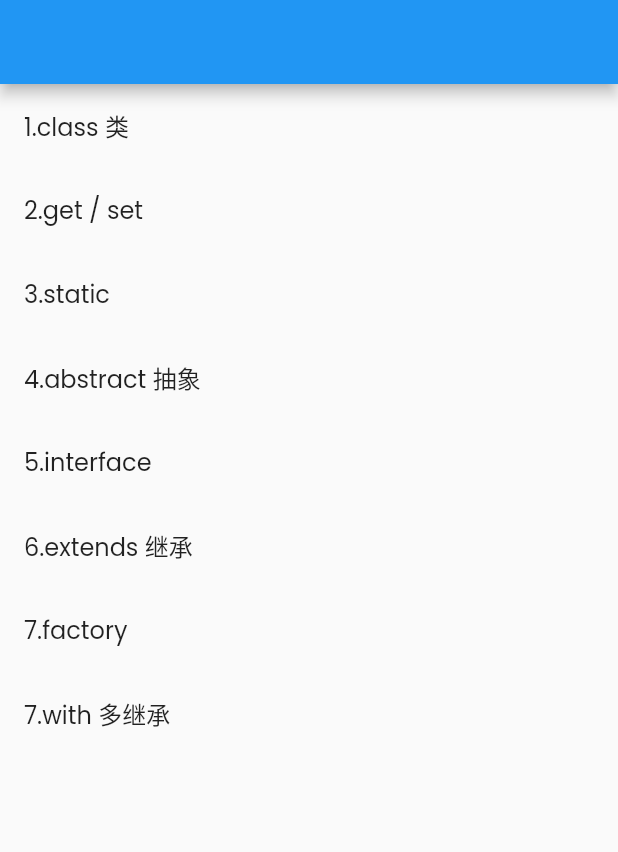
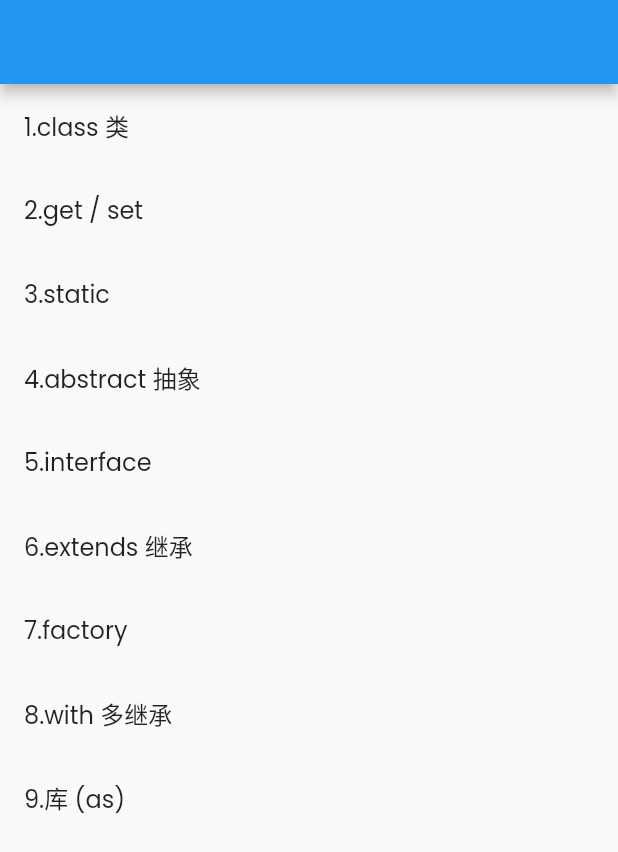
Before and after one commit to Shineforword/lyxy, a Flutter app: the ClassKit screen opened directly, on a phone screen of 412 x 824 dp. Shown: the top 852 px of the screen. Run offline on Flutter 3.47's test engine with Material 2 defaults, Android fonts, the phone set to English and light mode, and no system bars; our stand-ins replace extended_image, flutter_markdown; missing offline and left inert: markdown_syntax_highlighter, wechat_assets_picker; network calls fail.

```diff
--- a/lib/explore/class/classkit.dart
+++ b/lib/explore/class/classkit.dart
@@ -39,8 +39,11 @@ class ClassKit extends StatelessWidget {
               page:
                   LyxyCodes(mdpwd: "lib/assets/markdown/classkit/factory.md")),
           LyxyExploreItem(
-              title: "7.with 多继承 ",
+              title: "8.with 多继承 ",
               page: LyxyCodes(mdpwd: "lib/assets/markdown/classkit/with.md")),
+          LyxyExploreItem(
+              title: "9.库 (as) ",
+              page: LyxyCodes(mdpwd: "lib/assets/markdown/classkit/ku.md")),
         ],
       ),
     );
--- a/lib/project/pro_explore.dart
+++ b/lib/project/pro_explore.dart
@@ -4,6 +4,7 @@ import 'package:flutter/material.dart';
 
 import '../explore/class/classkit.dart';
 import '../explore/dart/ly_dart.dart';
+import '../explore/dart/ly_progress.dart';
 import '../explore/mdc/material_components.dart';
 import '../explore/constrains/constrains.dart';
 import '../explore/widget/lyxy_widget.dart';
@@ -18,6 +19,7 @@ class ProExplore extends StatelessWidget {
         children: [
           ListItem(title: "dart", page: LyDart()),
           ListItem(title: "库类接口继承", page: ClassKit()),
+          ListItem(title: "进阶", page: LyProgress()),
           ListItem(title: "constrains", page: Constrains()),
           ListItem(title: "widget", page: LyxyWidget()),
           ListItem(title: "mdc", page: MaterialComponents()),
--- a/pubspec.yaml
+++ b/pubspec.yaml
@@ -68,6 +68,8 @@ flutter:
     - lib/assets/markdown/widget/
     - lib/assets/markdown/dart/
     - lib/assets/markdown/classkit/
+    - lib/assets/markdown/progress/
+
     - lib/assets/images/
 
   # An image asset can refer to one or more resolution-specific "variants", see
```
Also changed, not shown: lib/explore/dart/ly_progress.dart (added, +39 -0 lines), 2 other files.
